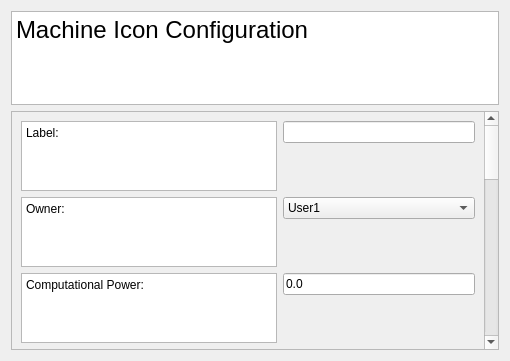
Before: the Qt Designer form forms/machineconfiguration.ui in gspd-unesp/ispd-exa-gui, drawn with Qt 5.
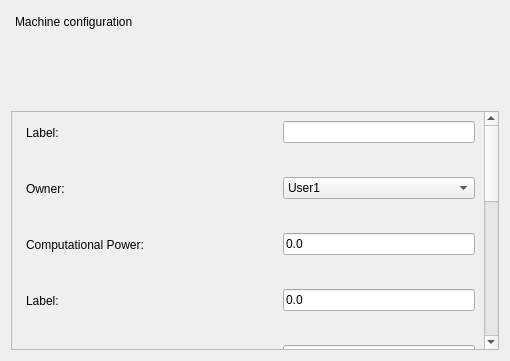
After: the same form once the commit is applied.

Commit message:
Save user info & better config window
Now user information are kept while the program is running.

machine configuration window and add user window are now cleaner and more compact.

```diff
--- a/forms/machineconfiguration.ui
+++ b/forms/machineconfiguration.ui
@@ -15,19 +15,31 @@
   </property>
   <layout class="QGridLayout" name="gridLayout">
    <item row="0" column="0">
-    <widget class="QTextEdit" name="textEdit">
-     <property name="readOnly">
-      <bool>true</bool>
+    <widget class="QPlainTextEdit" name="plainTextEdit_13">
+     <property name="layoutDirection">
+      <enum>Qt::LeftToRight</enum>
      </property>
-     <property name="html">
-      <string>&lt;!DOCTYPE HTML PUBLIC &quot;-//W3C//DTD HTML 4.0//EN&quot; &quot;http://www.w3.org/TR/REC-html40/strict.dtd&quot;&gt;
-&lt;html&gt;&lt;head&gt;&lt;meta name=&quot;qrichtext&quot; content=&quot;1&quot; /&gt;&lt;meta charset=&quot;utf-8&quot; /&gt;&lt;style type=&quot;text/css&quot;&gt;
-p, li { white-space: pre-wrap; }
-hr { height: 1px; border-width: 0; }
-li.unchecked::marker { content: &quot;\2610&quot;; }
-li.checked::marker { content: &quot;\2612&quot;; }
-&lt;/style&gt;&lt;/head&gt;&lt;body style=&quot; font-family:'.AppleSystemUIFont'; font-size:13pt; font-weight:400; font-style:normal;&quot;&gt;
-&lt;p style=&quot; margin-top:0px; margin-bottom:0px; margin-left:0px; margin-right:0px; -qt-block-indent:0; text-indent:0px;&quot;&gt;&lt;span style=&quot; font-size:18pt;&quot;&gt;Machine Icon Configuration&lt;/span&gt;&lt;/p&gt;&lt;/body&gt;&lt;/html&gt;</string>
+     <property name="styleSheet">
+      <string notr="true">font: 700 16pt &quot;Segoe UI&quot;;
+background-color: rgba(0, 0, 0, 0);</string>
+     </property>
+     <property name="frameShape">
+      <enum>QFrame::NoFrame</enum>
+     </property>
+     <property name="frameShadow">
+      <enum>QFrame::Plain</enum>
+     </property>
+     <property name="midLineWidth">
+      <number>12341</number>
+     </property>
+     <property name="verticalScrollBarPolicy">
+      <enum>Qt::ScrollBarAlwaysOff</enum>
+     </property>
+     <property name="horizontalScrollBarPolicy">
+      <enum>Qt::ScrollBarAlwaysOff</enum>
+     </property>
+     <property name="plainText">
+      <string>Machine configuration</string>
      </property>
     </widget>
    </item>
@@ -40,14 +52,42 @@
       <property name="geometry">
        <rect>
         <x>0</x>
-        <y>0</y>
-        <width>484</width>
-        <height>1022</height>
+        <y>-395</y>
+        <width>476</width>
+        <height>658</height>
        </rect>
       </property>
+      <property name="maximumSize">
+       <size>
+        <width>16777215</width>
+        <height>950</height>
+       </size>
+      </property>
       <layout class="QFormLayout" name="formLayout">
        <item row="0" column="0">
         <widget class="QPlainTextEdit" name="plainTextEdit">
+         <property name="sizePolicy">
+          <sizepolicy hsizetype="Expanding" vsizetype="Expanding">
+           <horstretch>0</horstretch>
+           <verstretch>0</verstretch>
+          </sizepolicy>
+         </property>
+         <property name="maximumSize">
+          <size>
+           <width>16777215</width>
+           <height>24</height>
+          </size>
+         </property>
+         <property name="styleSheet">
+          <string notr="true">font: 10pt &quot;Segoe UI&quot;;
+background-color: rgba(0, 0, 0, 0);</string>
+         </property>
+         <property name="verticalScrollBarPolicy">
+          <enum>Qt::ScrollBarAlwaysOff</enum>
+         </property>
+         <property name="horizontalScrollBarPolicy">
+          <enum>Qt::ScrollBarAlwaysOff</enum>
+         </property>
          <property name="readOnly">
           <bool>true</bool>
          </property>
@@ -60,8 +100,40 @@
        <item row="0" column="1">
         <widget class="QLineEdit" name="lineEdit"/>
        </item>
-       <item row="1" column="0">
+       <item row="1" column="0" colspan="2">
+        <spacer name="horizontalSpacer">
+         <property name="orientation">
+          <enum>Qt::Horizontal</enum>
+         </property>
+         <property name="sizeType">
+          <enum>QSizePolicy::Expanding</enum>
+         </property>
+         <property name="sizeHint" stdset="0">
+          <size>
+           <width>40</width>
+           <height>20</height>
+          </size>
+         </property>
+        </spacer>
+       </item>
+       <item row="2" column="0">
         <widget class="QPlainTextEdit" name="plainTextEdit_2">
+         <property name="maximumSize">
+          <size>
+           <width>16777215</width>
+           <height>24</height>
+          </size>
+         </property>
+         <property name="styleSheet">
+          <string notr="true">font: 10pt &quot;Segoe UI&quot;;
+background-color: rgba(0, 0, 0, 0);</string>
+         </property>
+         <property name="verticalScrollBarPolicy">
+          <enum>Qt::ScrollBarAlwaysOff</enum>
+         </property>
+         <property name="horizontalScrollBarPolicy">
+          <enum>Qt::ScrollBarAlwaysOff</enum>
+         </property>
          <property name="readOnly">
           <bool>true</bool>
          </property>
@@ -71,7 +143,7 @@
          </property>
         </widget>
        </item>
-       <item row="1" column="1">
+       <item row="2" column="1">
         <widget class="QComboBox" name="comboBox_2">
          <property name="currentText">
           <string>User1</string>
@@ -83,8 +155,37 @@
          </item>
         </widget>
        </item>
-       <item row="2" column="0">
+       <item row="3" column="0" colspan="2">
+        <spacer name="horizontalSpacer_2">
+         <property name="orientation">
+          <enum>Qt::Horizontal</enum>
+         </property>
+         <property name="sizeHint" stdset="0">
+          <size>
+           <width>40</width>
+           <height>20</height>
+          </size>
+         </property>
+        </spacer>
+       </item>
+       <item row="4" column="0">
         <widget class="QPlainTextEdit" name="plainTextEdit_3">
+         <property name="maximumSize">
+          <size>
+           <width>16777215</width>
+           <height>24</height>
+          </size>
+         </property>
+         <property name="styleSheet">
+          <string notr="true">font: 10pt &quot;Segoe UI&quot;;
+background-color: rgba(0, 0, 0, 0);</string>
+         </property>
+         <property name="verticalScrollBarPolicy">
+          <enum>Qt::ScrollBarAlwaysOff</enum>
+         </property>
+         <property name="horizontalScrollBarPolicy">
+          <enum>Qt::ScrollBarAlwaysOff</enum>
+         </property>
          <property name="readOnly">
           <bool>true</bool>
          </property>
@@ -94,15 +195,44 @@
          </property>
         </widget>
        </item>
-       <item row="2" column="1">
+       <item row="4" column="1">
         <widget class="QLineEdit" name="lineEdit_3">
          <property name="text">
           <string>0.0</string>
          </property>
         </widget>
        </item>
-       <item row="3" column="0">
+       <item row="5" column="0" colspan="2">
+        <spacer name="horizontalSpacer_3">
+         <property name="orientation">
+          <enum>Qt::Horizontal</enum>
+         </property>
+         <property name="sizeHint" stdset="0">
+          <size>
+           <width>40</width>
+           <height>20</height>
+          </size>
+         </property>
+        </spacer>
+       </item>
+       <item row="6" column="0">
         <widget class="QPlainTextEdit" name="plainTextEdit_11">
+         <property name="maximumSize">
+          <size>
+           <width>16777215</width>
+           <height>24</height>
+          </size>
+         </property>
+         <property name="styleSheet">
+          <string notr="true">font: 10pt &quot;Segoe UI&quot;;
+background-color: rgba(0, 0, 0, 0);</string>
+         </property>
+         <property name="verticalScrollBarPolicy">
+          <enum>Qt::ScrollBarAlwaysOff</enum>
+         </property>
+         <property name="horizontalScrollBarPolicy">
+          <enum>Qt::ScrollBarAlwaysOff</enum>
+         </property>
          <property name="readOnly">
           <bool>true</bool>
          </property>
@@ -112,15 +242,44 @@
          </property>
         </widget>
        </item>
-       <item row="3" column="1">
+       <item row="6" column="1">
         <widget class="QLineEdit" name="lineEdit_4">
          <property name="text">
           <string>0.0</string>
          </property>
         </widget>
        </item>
-       <item row="4" column="0">
+       <item row="7" column="0" colspan="2">
+        <spacer name="horizontalSpacer_4">
+         <property name="orientation">
+          <enum>Qt::Horizontal</enum>
+         </property>
+         <property name="sizeHint" stdset="0">
+          <size>
+           <width>40</width>
+           <height>20</height>
+          </size>
+         </property>
+        </spacer>
+       </item>
+       <item row="8" column="0">
         <widget class="QPlainTextEdit" name="plainTextEdit_10">
+         <property name="maximumSize">
+          <size>
+           <width>16777215</width>
+           <height>24</height>
+          </size>
+         </property>
+         <property name="styleSheet">
+          <string notr="true">font: 10pt &quot;Segoe UI&quot;;
+background-color: rgba(0, 0, 0, 0);</string>
+         </property>
+         <property name="verticalScrollBarPolicy">
+          <enum>Qt::ScrollBarAlwaysOff</enum>
+         </property>
+         <property name="horizontalScrollBarPolicy">
+          <enum>Qt::ScrollBarAlwaysOff</enum>
+         </property>
          <property name="readOnly">
           <bool>true</bool>
          </property>
@@ -130,15 +289,44 @@
          </property>
         </widget>
        </item>
-       <item row="4" column="1">
+       <item row="8" column="1">
         <widget class="QLineEdit" name="lineEdit_5">
          <property name="text">
           <string>0.0</string>
          </property>
         </widget>
        </item>
-       <item row="5" column="0">
+       <item row="9" column="0" colspan="2">
+        <spacer name="horizontalSpacer_5">
+         <property name="orientation">
+          <enum>Qt::Horizontal</enum>
+         </property>
+         <property name="sizeHint" stdset="0">
+          <size>
+           <width>40</width>
+           <height>20</height>
+          </size>
+         </property>
+        </spacer>
+       </item>
+       <item row="10" column="0">
         <widget class="QPlainTextEdit" name="plainTextEdit_9">
+         <property name="maximumSize">
+          <size>
+           <width>16777215</width>
+           <height>24</height>
+          </size>
+         </property>
+         <property name="styleSheet">
+          <string notr="true">font: 10pt &quot;Segoe UI&quot;;
+background-color: rgba(0, 0, 0, 0);</string>
+         </property>
+         <property name="verticalScrollBarPolicy">
+          <enum>Qt::ScrollBarAlwaysOff</enum>
+         </property>
+         <property name="horizontalScrollBarPolicy">
+          <enum>Qt::ScrollBarAlwaysOff</enum>
+         </property>
          <property name="readOnly">
           <bool>true</bool>
          </property>
@@ -148,15 +336,44 @@
          </property>
         </widget>
        </item>
-       <item row="5" column="1">
+       <item row="10" column="1">
         <widget class="QLineEdit" name="lineEdit_6">
          <property name="text">
           <string>1</string>
          </property>
         </widget>
        </item>
-       <item row="6" column="0">
+       <item row="11" column="0" colspan="2">
+        <spacer name="horizontalSpacer_6">
+         <property name="orientation">
+          <enum>Qt::Horizontal</enum>
+         </property>
+         <property name="sizeHint" stdset="0">
+          <size>
+           <width>40</width>
+           <height>20</height>
+          </size>
+         </property>
+        </spacer>
+       </item>
+       <item row="12" column="0">
         <widget class="QPlainTextEdit" name="plainTextEdit_8">
+         <property name="maximumSize">
+          <size>
+           <width>16777215</width>
+           <height>24</height>
+          </size>
+         </property>
+         <property name="styleSheet">
+          <string notr="true">font: 10pt &quot;Segoe UI&quot;;
+background-color: rgba(0, 0, 0, 0);</string>
+         </property>
+         <property name="verticalScrollBarPolicy">
+          <enum>Qt::ScrollBarAlwaysOff</enum>
+         </property>
+         <property name="horizontalScrollBarPolicy">
+          <enum>Qt::ScrollBarAlwaysOff</enum>
+         </property>
          <property name="readOnly">
           <bool>true</bool>
          </property>
@@ -166,15 +383,44 @@
          </property>
         </widget>
        </item>
-       <item row="6" column="1">
+       <item row="12" column="1">
         <widget class="QLineEdit" name="lineEdit_7">
          <property name="text">
           <string>0.0</string>
          </property>
         </widget>
        </item>
-       <item row="7" column="0">
+       <item row="13" column="0" colspan="2">
+        <spacer name="horizontalSpacer_7">
+         <property name="orientation">
+          <enum>Qt::Horizontal</enum>
+         </property>
+         <property name="sizeHint" stdset="0">
+          <size>
+           <width>40</width>
+           <height>20</height>
+          </size>
+         </property>
+        </spacer>
+       </item>
+       <item row="14" column="0">
         <widget class="QPlainTextEdit" name="plainTextEdit_7">
+         <property name="maximumSize">
+          <size>
+           <width>16777215</width>
+           <height>24</height>
+          </size>
+         </property>
+         <property name="styleSheet">
+          <string notr="true">font: 10pt &quot;Segoe UI&quot;;
+background-color: rgba(0, 0, 0, 0);</string>
+         </property>
+         <property name="verticalScrollBarPolicy">
+          <enum>Qt::ScrollBarAlwaysOff</enum>
+         </property>
+         <property name="horizontalScrollBarPolicy">
+          <enum>Qt::ScrollBarAlwaysOff</enum>
+         </property>
          <property name="readOnly">
           <bool>true</bool>
          </property>
@@ -184,15 +430,44 @@
          </property>
         </widget>
        </item>
-       <item row="7" column="1">
+       <item row="14" column="1">
         <widget class="QLineEdit" name="lineEdit_12">
          <property name="text">
           <string>0.0</string>
          </property>
         </widget>
        </item>
-       <item row="8" column="0">
+       <item row="15" column="0" colspan="2">
+        <spacer name="horizontalSpacer_8">
+         <property name="orientation">
+          <enum>Qt::Horizontal</enum>
+         </property>
+         <property name="sizeHint" stdset="0">
+          <size>
+           <width>40</width>
+           <height>20</height>
+          </size>
+         </property>
+        </spacer>
+       </item>
+       <item row="16" column="0">
         <widget class="QPlainTextEdit" name="plainTextEdit_6">
+         <property name="maximumSize">
+          <size>
+           <width>16777215</width>
+           <height>24</height>
+          </size>
+         </property>
+         <property name="styleSheet">
+          <string notr="true">font: 10pt &quot;Segoe UI&quot;;
+background-color: rgba(0, 0, 0, 0);</string>
+         </property>
+         <property name="verticalScrollBarPolicy">
+          <enum>Qt::ScrollBarAlwaysOff</enum>
+         </property>
+         <property name="horizontalScrollBarPolicy">
+          <enum>Qt::ScrollBarAlwaysOff</enum>
+         </property>
          <property name="readOnly">
           <bool>true</bool>
          </property>
@@ -202,8 +477,56 @@
          </property>
         </widget>
        </item>
-       <item row="9" column="0">
+       <item row="16" column="1">
+        <widget class="QCheckBox" name="checkBox">
+         <property name="maximumSize">
+          <size>
+           <width>16777215</width>
+           <height>24</height>
+          </size>
+         </property>
+         <property name="text">
+          <string/>
+         </property>
+         <property name="iconSize">
+          <size>
+           <width>23</width>
+           <height>23</height>
+          </size>
+         </property>
+        </widget>
+       </item>
+       <item row="17" column="0" colspan="2">
+        <spacer name="horizontalSpacer_9">
+         <property name="orientation">
+          <enum>Qt::Horizontal</enum>
+         </property>
+         <property name="sizeHint" stdset="0">
+          <size>
+           <width>40</width>
+           <height>20</height>
+          </size>
+         </property>
+        </spacer>
+       </item>
+       <item row="18" column="0">
         <widget class="QPlainTextEdit" name="plainTextEdit_5">
+         <property name="maximumSize">
+          <size>
+           <width>16777215</width>
+           <height>24</height>
+          </size>
+         </property>
+         <property name="styleSheet">
+          <string notr="true">font: 10pt &quot;Segoe UI&quot;;
+background-color: rgba(0, 0, 0, 0);</string>
+         </property>
+         <property name="verticalScrollBarPolicy">
+          <enum>Qt::ScrollBarAlwaysOff</enum>
+         </property>
+         <property name="horizontalScrollBarPolicy">
+          <enum>Qt::ScrollBarAlwaysOff</enum>
+         </property>
          <property name="readOnly">
           <bool>true</bool>
          </property>
@@ -213,7 +536,7 @@
          </property>
         </widget>
        </item>
-       <item row="9" column="1">
+       <item row="18" column="1">
         <widget class="QComboBox" name="comboBox">
          <item>
           <property name="text">
@@ -252,8 +575,37 @@
          </item>
         </widget>
        </item>
-       <item row="10" column="0">
+       <item row="19" column="0" colspan="2">
+        <spacer name="horizontalSpacer_10">
+         <property name="orientation">
+          <enum>Qt::Horizontal</enum>
+         </property>
+         <property name="sizeHint" stdset="0">
+          <size>
+           <width>40</width>
+           <height>20</height>
+          </size>
+         </property>
+        </spacer>
+       </item>
+       <item row="20" column="0">
         <widget class="QPlainTextEdit" name="plainTextEdit_4">
+         <property name="maximumSize">
+          <size>
+           <width>16777215</width>
+           <height>24</height>
+          </size>
+         </property>
+         <property name="styleSheet">
+          <string notr="true">font: 10pt &quot;Segoe UI&quot;;
+background-color: rgba(0, 0, 0, 0);</string>
+         </property>
+         <property name="verticalScrollBarPolicy">
+          <enum>Qt::ScrollBarAlwaysOff</enum>
+         </property>
+         <property name="horizontalScrollBarPolicy">
+          <enum>Qt::ScrollBarAlwaysOff</enum>
+         </property>
          <property name="readOnly">
           <bool>true</bool>
          </property>
@@ -263,8 +615,37 @@
          </property>
         </widget>
        </item>
-       <item row="11" column="0">
+       <item row="21" column="0" colspan="2">
+        <spacer name="horizontalSpacer_11">
+         <property name="orientation">
+          <enum>Qt::Horizontal</enum>
+         </property>
+         <property name="sizeHint" stdset="0">
+          <size>
+           <width>40</width>
+           <height>20</height>
+          </size>
+         </property>
+        </spacer>
+       </item>
+       <item row="22" column="0">
         <widget class="QPlainTextEdit" name="plainTextEdit_12">
+         <property name="maximumSize">
+          <size>
+           <width>16777215</width>
+           <height>24</height>
+          </size>
+         </property>
+         <property name="styleSheet">
+          <string notr="true">font: 10pt &quot;Segoe UI&quot;;
+background-color: rgba(0, 0, 0, 0);</string>
+         </property>
+         <property name="verticalScrollBarPolicy">
+          <enum>Qt::ScrollBarAlwaysOff</enum>
+         </property>
+         <property name="horizontalScrollBarPolicy">
+          <enum>Qt::ScrollBarAlwaysOff</enum>
+         </property>
          <property name="readOnly">
           <bool>true</bool>
          </property>
@@ -274,20 +655,13 @@
          </property>
         </widget>
        </item>
-       <item row="11" column="1">
+       <item row="22" column="1">
         <widget class="QLineEdit" name="lineEdit_11">
          <property name="text">
           <string>0.0</string>
          </property>
         </widget>
        </item>
-       <item row="8" column="1">
-        <widget class="QCheckBox" name="checkBox">
-         <property name="text">
-          <string/>
-         </property>
-        </widget>
-       </item>
       </layout>
      </widget>
     </widget>
```
The commit also changes 6 other files.
